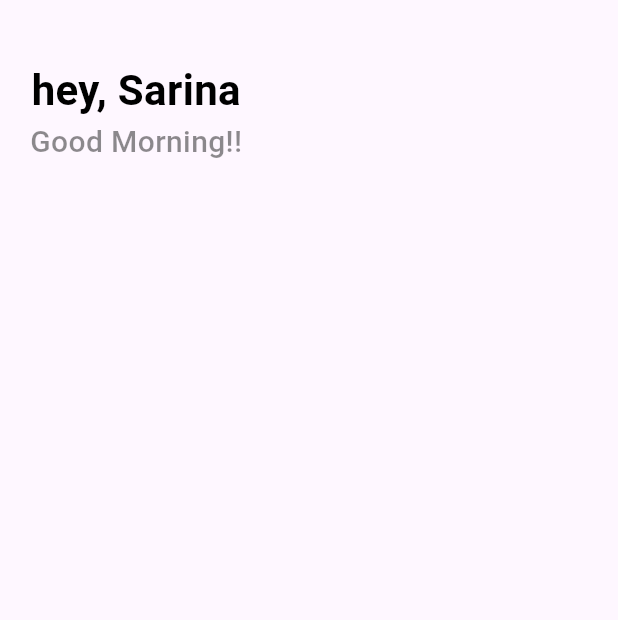
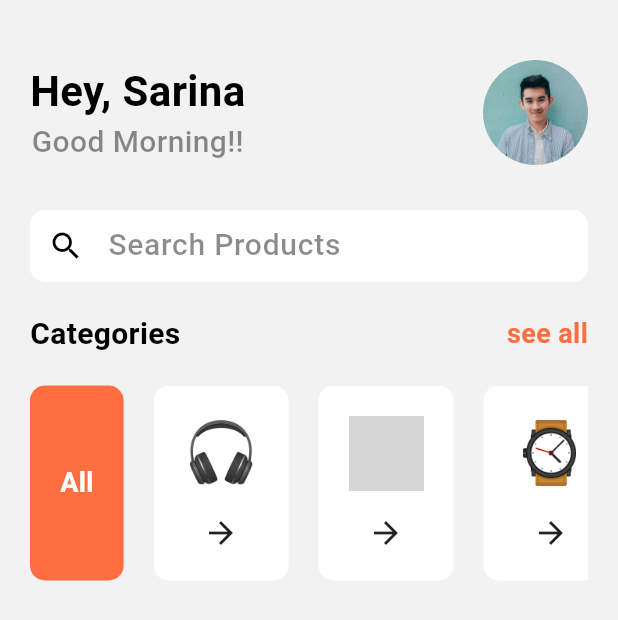
Before and after one commit to Sarinaryal/fullstack_shopping_app_flutter, a Flutter app: the Home screen opened directly, on a phone screen of 412 x 824 dp. Shown: the top 620 px of the screen. Run offline on Flutter 3.47's test engine with Material 3 defaults, Android fonts, the light colour scheme and no system bars; grey boxes are pictures that could not be loaded.

Commit message:
designing the categories UI

```diff
--- a/lib/pages/home.dart
+++ b/lib/pages/home.dart
@@ -9,25 +9,157 @@ class Home extends StatefulWidget {
 }
 
 class _HomeState extends State<Home> {
+  List categories = [
+    "images/headphone_icon.png",
+    "images/laptop.png",
+    "images/watch.png",
+    "images/TV.png",
+  ];
   @override
   Widget build(BuildContext context) {
     return Scaffold(
+      backgroundColor: Color(0xfff2f2f2),
       body: Container(
-        margin: EdgeInsets.only(top: 40, left: 20),
+        margin: EdgeInsets.only(top: 40, left: 20, right: 20),
         child: Column(
+          crossAxisAlignment: CrossAxisAlignment.start,
           children: [
-            Text('hey, Sarina', style: AppWidget.boldTextFieldStyle()),
-            Text(
-              'Good Morning!!',
-              style: TextStyle(
-                color: Colors.black45,
-                fontSize: 20.0,
-                fontWeight: FontWeight.w500,
+            Row(
+              mainAxisAlignment: MainAxisAlignment.spaceBetween,
+              children: [
+                Column(
+                  children: [
+                    Text('Hey, Sarina', style: AppWidget.boldTextFieldStyle()),
+
+                    Text(
+                      'Good Morning!!',
+                      style: AppWidget.lightTextFieldStyle(),
+                    ),
+                  ],
+                ),
+
+                ClipRRect(
+                  borderRadius: BorderRadius.circular(60),
+                  child: Image.asset(
+                    "images/boy.jpg",
+                    height: 70,
+                    width: 70,
+                    fit: BoxFit.cover,
+                  ),
+                ),
+              ],
+            ),
+
+            SizedBox(height: 30),
+
+            //Search Product Text Field
+            Container(
+              decoration: BoxDecoration(
+                color: Colors.white,
+                borderRadius: BorderRadius.circular(10),
+              ),
+              width:
+                  MediaQuery.of(
+                    context,
+                  ).size.width, //uses complete width pf the screen
+              child: TextField(
+                decoration: InputDecoration(
+                  border: InputBorder.none,
+                  hintText: 'Search Products',
+                  hintStyle: AppWidget.lightTextFieldStyle(),
+                  prefixIcon: Icon(Icons.search, color: Colors.black),
+                ),
               ),
             ),
+
+            SizedBox(height: 20),
+
+            //categories and filters row
+            Row(
+              mainAxisAlignment: MainAxisAlignment.spaceBetween,
+              children: [
+                Text('Categories', style: AppWidget.mediumTextStyle()),
+                Text(
+                  'see all',
+                  style: TextStyle(
+                    color: Colors.deepOrangeAccent,
+                    fontSize: 18,
+                    fontWeight: FontWeight.bold,
+                  ),
+                ),
+              ],
+            ),
+
+            SizedBox(height: 20),
+
+            Row(
+              children: [
+                Container(
+                  height: 130,
+                  padding: EdgeInsets.all(20),
+                  margin: EdgeInsets.only(right: 20),
+                  decoration: BoxDecoration(
+                    color: Colors.deepOrangeAccent,
+                    borderRadius: BorderRadius.circular(10),
+                  ),
+
+                  child: Center(
+                    child: Text(
+                      'All',
+                      style: TextStyle(
+                        color: Colors.white,
+                        fontSize: 18,
+                        fontWeight: FontWeight.bold,
+                      ),
+                    ),
+                  ),
+                ),
+                Expanded(
+                  child: Container(
+                    height: 130,
+                    child: ListView.builder(
+                      itemCount: categories.length,
+                      shrinkWrap: true,
+                      scrollDirection: Axis.horizontal,
+                      itemBuilder: (context, index) {
+                        return CategoryTile(image: categories[index]);
+                      },
+                    ),
+                  ),
+                ),
+              ],
+            ),
+
+
           ],
         ),
       ),
     );
   }
 }
+
+class CategoryTile extends StatelessWidget {
+  final String image;
+  const CategoryTile({super.key, required this.image});
+
+  @override
+  Widget build(BuildContext context) {
+    return Container(
+      padding: EdgeInsets.all(20),
+      margin: EdgeInsets.only(right: 20),
+      decoration: BoxDecoration(
+        color: Colors.white,
+        borderRadius: BorderRadius.circular(10),
+      ),
+
+      child: Column(
+        mainAxisAlignment: MainAxisAlignment.spaceBetween,
+        children: [
+          Image.asset(image, height: 50, width: 50, fit: BoxFit.cover),
+
+          Icon(Icons.arrow_forward),
+        ],
+      ),
+    );
+  }
+}
--- a/lib/widget/support_widget.dart
+++ b/lib/widget/support_widget.dart
@@ -8,4 +8,28 @@ class AppWidget {
       fontWeight: FontWeight.bold,
     );
   }
+
+  static TextStyle lightTextFieldStyle() {
+    return TextStyle(
+      color: Colors.black45,
+      fontSize: 20.0,
+      fontWeight: FontWeight.w500,
+    );
+  }
+
+  static TextStyle mediumTextStyle() {
+    return TextStyle(
+      color: Colors.black,
+      fontWeight: FontWeight.bold,
+      fontSize: 20,
+    );
+  }
+
+  static TextStyle smallTextStyle() {
+    return TextStyle(
+      color: Colors.black,
+      fontSize: 18,
+      fontWeight: FontWeight.w500,
+    );
+  }
 }
```
